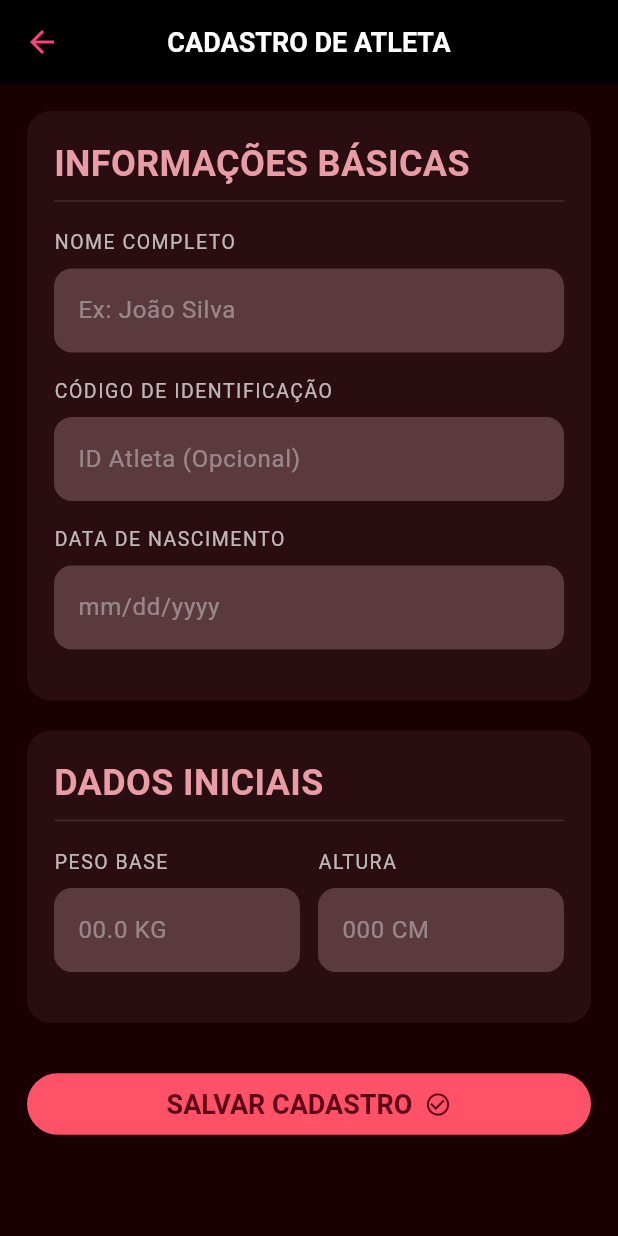
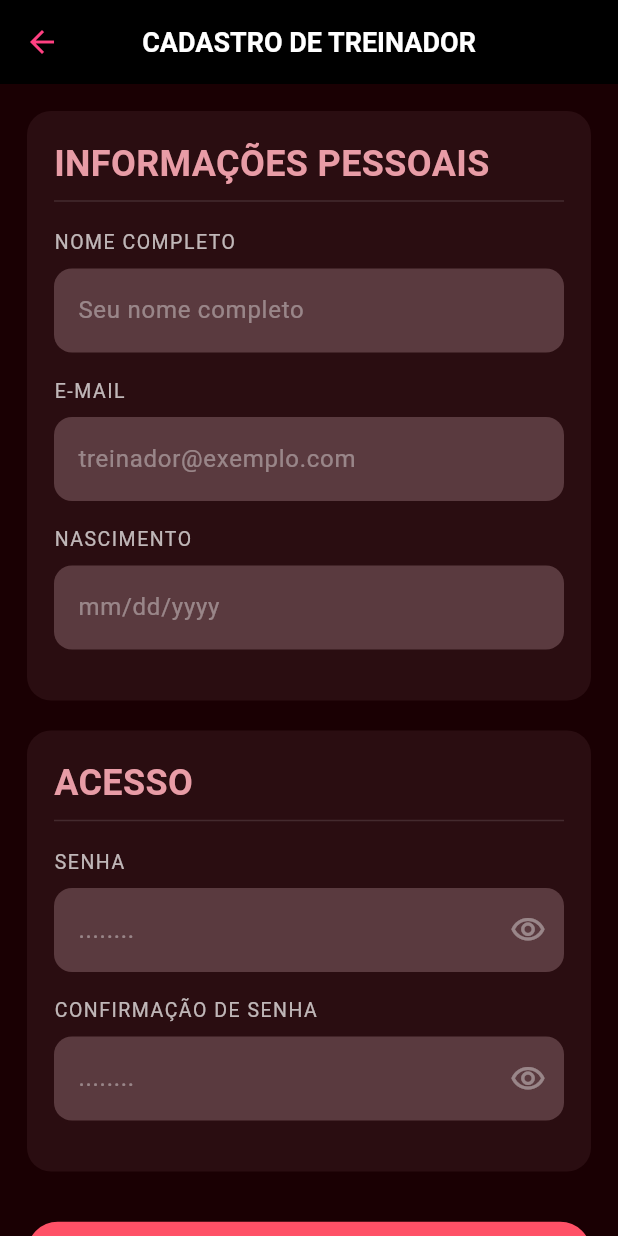
Before and after one commit to phrosner/app-hidratacao-atletas, a Flutter app: the screen it shows after launch, on a phone screen of 412 x 824 dp. Run offline on Flutter 3.47's test engine with Material 3 defaults, Android fonts, the phone set to English and light mode, and no system bars.

Commit message:
feat: criando tela de cadastro treinador

```diff
--- /dev/null
+++ b/lib/Telas/Telacadastrotreinador.dart
@@ -0,0 +1,177 @@
+import 'package:flutter/material.dart';
+import 'package:hidratrack/Botoes/BotaoClass.dart';
+import 'package:hidratrack/Telas/Telalogin.dart';
+
+class TelaCadastroTreinador extends StatefulWidget {
+  const TelaCadastroTreinador({super.key});
+
+  @override
+  State<TelaCadastroTreinador> createState() => _TelaCadastroTreinadorState();
+}
+
+class _TelaCadastroTreinadorState extends State<TelaCadastroTreinador> {
+
+  bool _obscureSenha = true;
+  bool _obscureConfirmacao = true;
+
+  @override
+  Widget build(BuildContext context) {
+    return Scaffold(
+      backgroundColor: const Color(0xFF1A0003),
+      appBar: AppBar(
+        backgroundColor: Colors.black,
+        elevation: 0,
+        centerTitle: true,
+        leading: IconButton(
+          onPressed: () {
+            Navigator.pushReplacement(
+              context,
+              MaterialPageRoute(builder: (context) => const Telalogin()),
+            );
+          },
+          icon: const Icon(
+            Icons.arrow_back,
+            color: Colors.pinkAccent,
+          ),
+        ),
+        title: const Text(
+          "CADASTRO DE TREINADOR",
+          style: TextStyle(
+            color: Colors.white,
+            fontSize: 18,
+            fontWeight: FontWeight.bold,
+          ),
+        ),
+      ),
+      body: SingleChildScrollView(
+        child: Padding(
+          padding: const EdgeInsets.all(18),
+          child: Column(
+            children: [
+
+              _buildSection(
+                "INFORMAÇÕES PESSOAIS",
+                [
+                  _buildInput("NOME COMPLETO", "Seu nome completo"),
+                  _buildInput("E-MAIL", "treinador@exemplo.com"),
+                  _buildInput("NASCIMENTO", "mm/dd/yyyy"),
+                ],
+              ),
+
+              const SizedBox(height: 20),
+
+
+              _buildSection(
+                "ACESSO",
+                [
+                  _buildInput(
+                    "SENHA",
+                    "........",
+                    isObscure: _obscureSenha,
+                    suffix: IconButton(
+                      icon: Icon(
+                        _obscureSenha ? Icons.visibility_outlined : Icons.visibility_off_outlined,
+                        color: Colors.white38,
+                      ),
+                      onPressed: () => setState(() => _obscureSenha = !_obscureSenha),
+                    ),
+                  ),
+                  _buildInput(
+                    "CONFIRMAÇÃO DE SENHA",
+                    "........",
+                    isObscure: _obscureConfirmacao,
+                    suffix: IconButton(
+                      icon: Icon(
+                        _obscureConfirmacao ? Icons.visibility_outlined : Icons.visibility_off_outlined,
+                        color: Colors.white38,
+                      ),
+                      onPressed: () => setState(() => _obscureConfirmacao = !_obscureConfirmacao),
+                    ),
+                  ),
+                ],
+              ),
+
+              const SizedBox(height: 30),
+
+
+              BotaoElevated(
+                texto: "SALVAR CADASTRO",
+                icone: Icons.check_circle_outline,
+                onPressed: () {
+                  print("Cadastro salvo com sucesso!");
+                },
+              ),
+
+              const SizedBox(height: 20),
+            ],
+          ),
+        ),
+      ),
+    );
+  }
+
+
+
+  Widget _buildSection(String titulo, List<Widget> children) {
+    return Container(
+      width: double.infinity,
+      padding: const EdgeInsets.all(18),
+      decoration: BoxDecoration(
+        color: const Color(0xFF2A0D11),
+        borderRadius: BorderRadius.circular(16),
+      ),
+      child: Column(
+        crossAxisAlignment: CrossAxisAlignment.start,
+        children: [
+          Text(
+            titulo,
+            style: const TextStyle(
+              color: Color(0xFFE89CA6),
+              fontSize: 24,
+              fontWeight: FontWeight.bold,
+            ),
+          ),
+          const Divider(color: Colors.white12),
+          const SizedBox(height: 10),
+          ...children,
+        ],
+      ),
+    );
+  }
+
+  Widget _buildInput(String label, String hint, {bool isObscure = false, Widget? suffix}) {
+    return Padding(
+      padding: const EdgeInsets.only(bottom: 16),
+      child: Column(
+        crossAxisAlignment: CrossAxisAlignment.start,
+        children: [
+          Text(
+            label,
+            style: const TextStyle(
+              color: Colors.white70,
+              fontSize: 13,
+              letterSpacing: 1,
+            ),
+          ),
+          const SizedBox(height: 8),
+          TextFormField(
+            obscureText: isObscure,
+            obscuringCharacter: '•', // Ponto para ocultar a senha
+            style: const TextStyle(color: Colors.white),
+            decoration: InputDecoration(
+              hintText: hint,
+              hintStyle: const TextStyle(color: Colors.white38),
+              filled: true,
+              fillColor: const Color(0xFF5A3A3F),
+              suffixIcon: suffix,
+              border: OutlineInputBorder(
+                borderRadius: BorderRadius.circular(12),
+                borderSide: BorderSide.none,
+              ),
+            ),
+          ),
+        ],
+      ),
+    );
+  }
+}
--- a/lib/main.dart
+++ b/lib/main.dart
@@ -1,6 +1,7 @@
 import 'package:flutter/material.dart';
 import 'package:hidratrack/Telas/Telalogin.dart';
 import 'package:hidratrack/Telas/Telacadastro.dart';
+import 'package:hidratrack/Telas/Telacadastrotreinador.dart';
 
 void main() {
   runApp(const MyApp());
@@ -19,7 +20,7 @@ class MyApp extends StatelessWidget {
         colorScheme: ColorScheme.fromSeed(seedColor: Colors.deepPurple),
         useMaterial3: true
       ),
-      home:const TelaCadastroAtleta(),
+      home:const TelaCadastroTreinador(),
 
     );
   }
```
